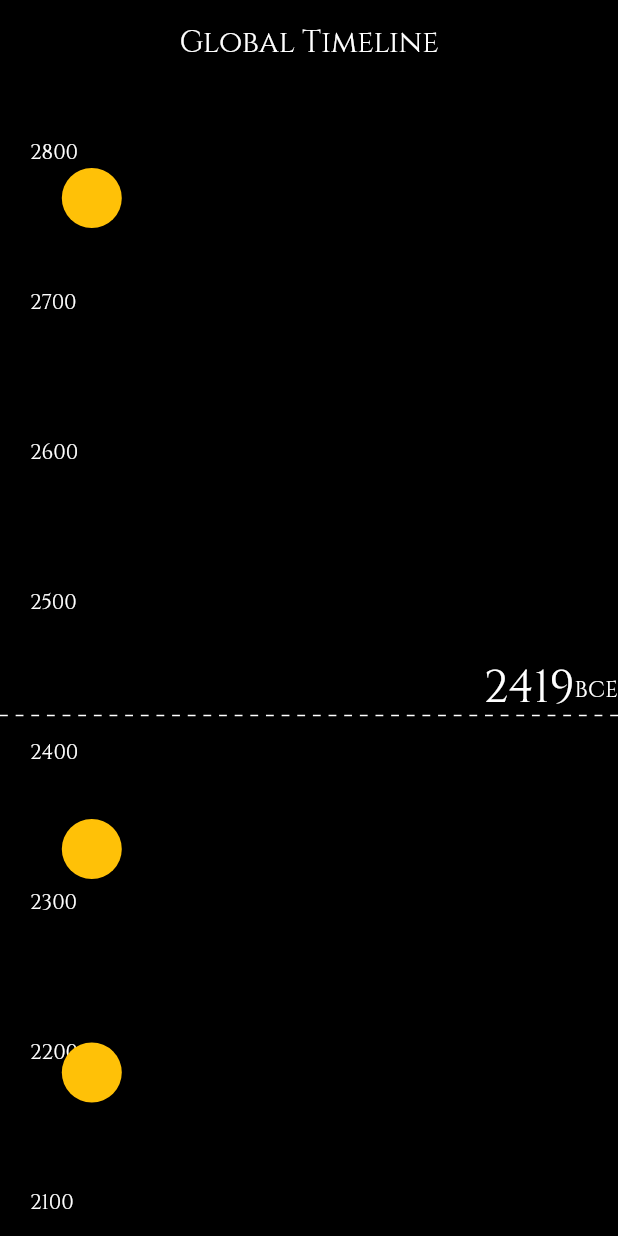
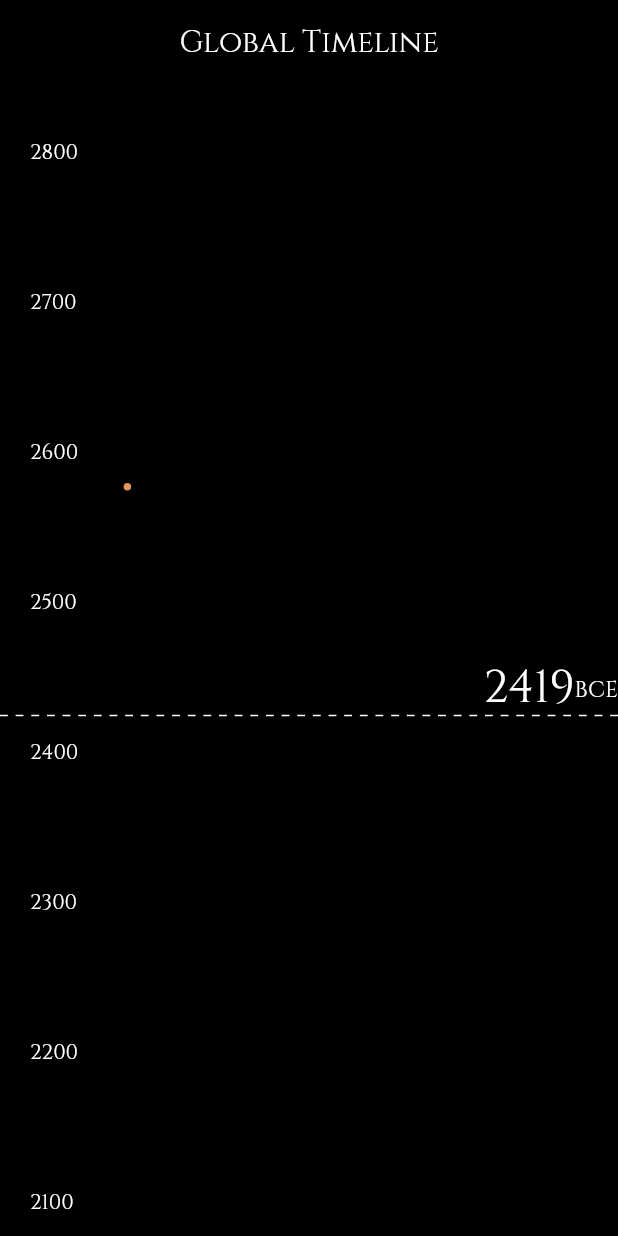
Before and after one commit to freekvandeven/flutter_earth_history, a Flutter app: the screen it shows after launch, scrolled down 576 dp, on a phone screen of 412 x 824 dp. Run offline on Flutter 3.47's test engine with Material 2 defaults, Android fonts, the phone set to English and light mode, and no system bars; our stand-ins replace flutter_hooks, go_router, hooks_riverpod; generated files the repository leaves out were written again.

Commit message:
feat: add history event highlighting

```diff
--- a/lib/src/features/timeline/timeline.dart
+++ b/lib/src/features/timeline/timeline.dart
@@ -19,8 +19,36 @@ class GlobalTimelineScreen extends HookConsumerWidget {
     var yearEnd = 2000;
     var totalYears = yearEnd - yearStart;
     var yearPixelLength = 1.0;
+    var eventDetectionRadius = 10.0;
     var yearInterval = 100;
     var blockHeight = yearInterval * yearPixelLength;
+    var yearActive = useState<int?>(null);
+    useListenable(scrollController).addListener(() {
+      var currentYear = yearStart +
+          scrollController.position.pixels /
+              scrollController.position.maxScrollExtent *
+              totalYears;
+      // get all the events that are within the detection radius
+      var events = historyEvents
+          .where(
+            (event) =>
+                event.yearAfterBC - currentYear < eventDetectionRadius &&
+                event.yearAfterBC - currentYear > -eventDetectionRadius,
+          )
+          .toList();
+      if (events.isEmpty) {
+        yearActive.value = null;
+        return;
+      }
+      // take the event that is closest to the current year
+      var closestEvent = events.reduce(
+        (a, b) => (a.yearAfterBC - currentYear).abs() <
+                (b.yearAfterBC - currentYear).abs()
+            ? a
+            : b,
+      );
+      yearActive.value = closestEvent.yearAfterBC;
+    });
     return Scaffold(
       appBar: AppBar(
         title: Text(localization.titleTimeline),
@@ -68,15 +96,29 @@ class GlobalTimelineScreen extends HookConsumerWidget {
                 for (var event in historyEvents) ...[
                   Padding(
                     padding: EdgeInsets.only(
-                      left: size.width * 0.1,
-                      top: event.yearAfterBC * yearPixelLength,
+                      left: size.width * 0.2 -
+                          (event.yearAfterBC == yearActive.value ? 2.5 : 0),
+                      top: size.height * 0.5 +
+                          (event.yearAfterBC == yearActive.value ? 2.5 : 5) +
+                          (event.yearAfterBC + yearStart.abs()) *
+                              yearPixelLength,
                     ),
                     child: Container(
-                      width: 40,
-                      height: 40,
-                      decoration: const BoxDecoration(
+                      width: event.yearAfterBC == yearActive.value ? 10 : 5,
+                      height: event.yearAfterBC == yearActive.value ? 10 : 5,
+                      decoration: BoxDecoration(
                         shape: BoxShape.circle,
-                        color: Colors.amber,
+                        color: ProjectTheme.eventColor,
+                        // add a gradient shadow around the circle
+                        boxShadow: event.yearAfterBC == yearActive.value
+                            ? [
+                                const BoxShadow(
+                                  color: ProjectTheme.eventAccentColor,
+                                  blurRadius: 10,
+                                  spreadRadius: 4,
+                                ),
+                              ]
+                            : null,
                       ),
                     ),
                   ),
--- a/lib/src/theme.dart
+++ b/lib/src/theme.dart
@@ -4,6 +4,9 @@ class ProjectTheme {
   static const Color backgroundColor = Colors.black;
   static const Color primaryColor = Colors.blue;
   static const Color textColor = Colors.white;
+
+  static const Color eventColor = Color(0xFFE4935D);
+  static const Color eventAccentColor = Color(0xFFBEABA1);
 }
 
 ThemeData getTheme() => ThemeData(
```
Also changed, not shown: lib/src/services/history_events.dart (+27 -16 lines).
